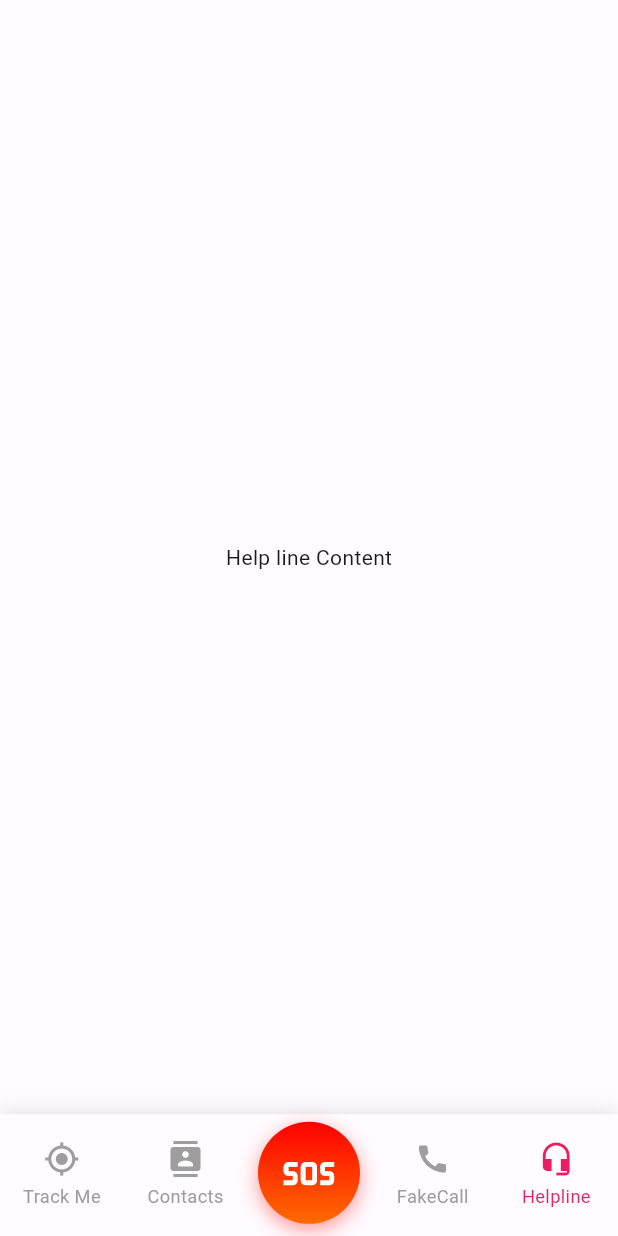
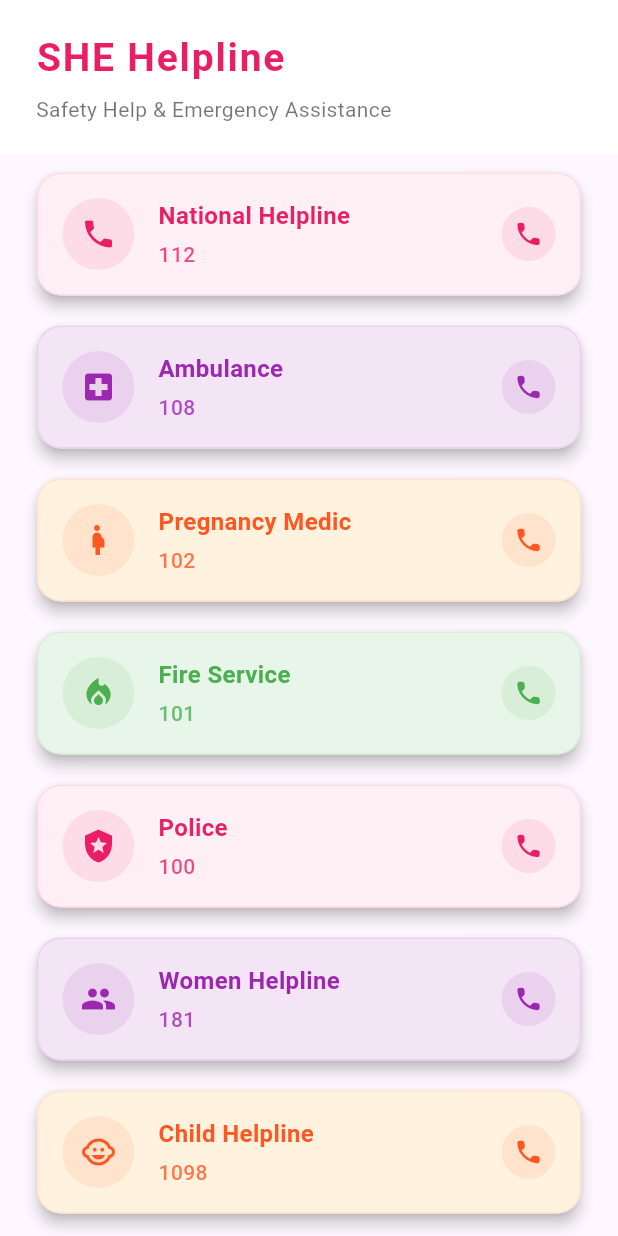
Before and after one commit to HarshasriM/everest_hackathon, a Flutter app: the HomeScreen screen opened by its route, item 5 of the bottom bar chosen, on a phone screen of 412 x 824 dp. Run offline on Flutter 3.47's test engine with Material 3 defaults, Android fonts, the phone set to English and light mode, and no system bars; our stand-ins replace animate_do, bloc, dartz, dio, equatable, flutter_bloc and 13 more; accounts and stored records are empty.

Commit message:
feature:helpline section added successfully

```diff
--- a/lib/app/app.dart
+++ b/lib/app/app.dart
@@ -1,5 +1,8 @@
 import 'package:flutter/material.dart';
 import 'package:flutter_bloc/flutter_bloc.dart';
+import 'package:everest_hackathon/features/helpline/bloc/helpline_bloc.dart';
+import 'package:everest_hackathon/features/helpline/bloc/helpline_event.dart';
+import 'package:everest_hackathon/features/helpline/helpline_screen.dart';
 import 'package:flutter_screenutil/flutter_screenutil.dart';
 import '../core/dependency_injection/di_container.dart';
 import '../core/theme/app_theme.dart';
@@ -22,6 +25,9 @@ class SHEApp extends StatelessWidget {
             BlocProvider(
               create: (_) => sl<AuthBloc>(),
             ),
+            BlocProvider(create: (context)=> HelplineBloc()..add(LoadHelplines()),
+          child: const HelplineScreen(),
+          ),
           ],
           child: MaterialApp.router(
             title: 'SHE - Safety Help Emergency',
--- /dev/null
+++ b/lib/features/helpline/bloc/helpline_bloc.dart
@@ -0,0 +1,86 @@
+import 'package:bloc/bloc.dart';
+import 'package:flutter_bloc/flutter_bloc.dart';
+import 'package:url_launcher/url_launcher.dart';
+import 'package:flutter/material.dart';
+import 'package:everest_hackathon/features/helpline/helpline_model.dart';
+
+// Add these imports for your event and state files
+import 'package:everest_hackathon/features/helpline/bloc/helpline_event.dart';
+import 'package:everest_hackathon/features/helpline/bloc/helpline_state.dart';
+
+class HelplineBloc extends Bloc<HelplineEvent, HelplineState> {
+  HelplineBloc() : super(HelplineInitial()) {
+    on<LoadHelplines>(_onLoadHelplines);
+    on<CallHelpline>(_onCallHelpline);
+  }
+
+  void _onLoadHelplines(LoadHelplines event, Emitter<HelplineState> emit) {
+    final helplines = [
+      const Helpline(
+        number: '112',
+        name: 'National Helpline',
+        icon: Icons.phone,
+        color: Color(0xFFB8E6D5),
+      ),
+      const Helpline(
+        number: '108',
+        name: 'Ambulance',
+        icon: Icons.local_hospital,
+        color: Color(0xFFB8D4F1),
+      ),
+      const Helpline(
+        number: '102',
+        name: 'Pregnancy Medic',
+        icon: Icons.pregnant_woman,
+        color: Color(0xFFFFB8D4),
+      ),
+      const Helpline(
+        number: '101',
+        name: 'Fire Service',
+        icon: Icons.local_fire_department,
+        color: Color(0xFFFFF4B8),
+      ),
+      const Helpline(
+        number: '100',
+        name: 'Police',
+        icon: Icons.local_police,
+        color: Color(0xFFB8E1F1),
+      ),
+      const Helpline(
+        number: '181',
+        name: 'Women Helpline',
+        icon: Icons.people,
+        color: Color(0xFFF4F4B8),
+      ),
+      const Helpline(
+        number: '1098',
+        name: 'Child Helpline',
+        icon: Icons.child_care,
+        color: Color(0xFFB8E8F1),
+      ),
+    ];
+
+    emit(HelplineLoaded(helplines));
+  }
+
+  Future<void> _onCallHelpline(
+      CallHelpline event, Emitter<HelplineState> emit) async {
+    try {
+      emit(HelplineCalling(event.number));
+
+      final Uri phoneUri = Uri(scheme: 'tel', path: event.number);
+
+      if (await canLaunchUrl(phoneUri)) {
+        await launchUrl(phoneUri);
+      } else {
+        emit(const HelplineError('Could not launch phone dialer'));
+      }
+
+      // Reload helplines after attempting to call
+      add(LoadHelplines());
+    } catch (e) {
+      emit(HelplineError('Error: ${e.toString()}'));
+      add(LoadHelplines());
+    }
+  }
+}
--- /dev/null
+++ b/lib/features/helpline/bloc/helpline_event.dart
@@ -0,0 +1,24 @@
+import 'package:equatable/equatable.dart';
+import 'package:everest_hackathon/features/helpline/helpline_model.dart';
+// part of 'helpline_bloc.dart';
+
+abstract class HelplineEvent extends Equatable {
+  const HelplineEvent();
+
+  @override
+  List<Object> get props => [];
+}
+
+class LoadHelplines extends HelplineEvent {
+  @override
+  List<Object> get props => [];
+}
+
+class CallHelpline extends HelplineEvent {
+  final String number;
+
+  const CallHelpline(this.number);
+
+  @override
+  List<Object> get props => [number];
+}
--- /dev/null
+++ b/lib/features/helpline/bloc/helpline_state.dart
@@ -0,0 +1,42 @@
+import 'package:equatable/equatable.dart';
+import 'package:flutter/material.dart';
+import 'package:everest_hackathon/features/helpline/helpline_model.dart';
+// part of 'helpline_bloc.dart';
+abstract class HelplineState extends Equatable {
+  const HelplineState();
+
+  @override
+  List<Object> get props => [];
+}
+
+class HelplineInitial extends HelplineState {
+  @override
+  List<Object> get props => [];
+}
+
+class HelplineLoaded extends HelplineState {
+  final List<Helpline> helplines;
+
+  const HelplineLoaded(this.helplines);
+
+  @override
+  List<Object> get props => [helplines];
+}
+
+class HelplineCalling extends HelplineState {
+  final String number;
+
+  const HelplineCalling(this.number);
+
+  @override
+  List<Object> get props => [number];
+}
+
+class HelplineError extends HelplineState {
+  final String message;
+
+  const HelplineError(this.message);
+
+  @override
+  List<Object> get props => [message];
+}
--- /dev/null
+++ b/lib/features/helpline/helpline_card.dart
@@ -0,0 +1,103 @@
+import 'package:flutter/material.dart';
+
+class HelplineCard extends StatelessWidget {
+  final String number;
+  final String name;
+  final IconData icon;
+  final Color color;
+  final Color textColor;
+  final VoidCallback onTap;
+
+  const HelplineCard({
+    Key? key,
+    required this.number,
+    required this.name,
+    required this.icon,
+    required this.color,
+    this.textColor = const Color(0xFFE91E63),
+    required this.onTap,
+  }) : super(key: key);
+
+  @override
+  Widget build(BuildContext context) {
+    return Card(
+      elevation: 4,
+      shape: RoundedRectangleBorder(
+        borderRadius: BorderRadius.circular(16),
+      ),
+      child: Container(
+        decoration: BoxDecoration(
+          color: color,
+          borderRadius: BorderRadius.circular(16),
+          border: Border.all(
+            color: textColor.withOpacity(0.1),
+            width: 1,
+          ),
+        ),
+        child: Material(
+          color: Colors.transparent,
+          child: InkWell(
+            borderRadius: BorderRadius.circular(16),
+            onTap: onTap,
+            child: Padding(
+              padding: const EdgeInsets.all(16),
+              child: Row(
+                children: [
+                  Container(
+                    padding: const EdgeInsets.all(12),
+                    decoration: BoxDecoration(
+                      color: textColor.withOpacity(0.1),
+                      shape: BoxShape.circle,
+                    ),
+                    child: Icon(
+                      icon,
+                      color: textColor,
+                      size: 24,
+                    ),
+                  ),
+                  const SizedBox(width: 16),
+                  Expanded(
+                    child: Column(
+                      crossAxisAlignment: CrossAxisAlignment.start,
+                      children: [
+                        Text(
+                          name,
+                          style: TextStyle(
+                            fontSize: 16,
+                            fontWeight: FontWeight.w600,
+                            color: textColor,
+                          ),
+                        ),
+                        const SizedBox(height: 4),
+                        Text(
+                          number,
+                          style: TextStyle(
+                            fontSize: 14,
+                            color: textColor.withOpacity(0.8),
+                            fontWeight: FontWeight.w500,
+                          ),
+                        ),
+                      ],
+                    ),
+                  ),
+                  Container(
+                    padding: const EdgeInsets.all(8),
+                    decoration: BoxDecoration(
+                      color: textColor.withOpacity(0.1),
+                      shape: BoxShape.circle,
+                    ),
+                    child: Icon(
+                      Icons.phone_rounded,
+                      color: textColor,
+                      size: 20,
+                    ),
+                  ),
+                ],
+              ),
+            ),
+          ),
+        ),
+      ),
+    );
+  }
+}
--- /dev/null
+++ b/lib/features/helpline/helpline_model.dart
@@ -0,0 +1,19 @@
+import 'package:equatable/equatable.dart';
+import 'package:flutter/material.dart';
+
+class Helpline extends Equatable {
+  final String number;
+  final String name;
+  final IconData icon;
+  final Color color;
+
+  const Helpline({
+    required this.number,
+    required this.name,
+    required this.icon,
+    required this.color,
+  });
+
+  @override
+  List<Object?> get props => [number, name, icon, color];
+}
--- /dev/null
+++ b/lib/features/helpline/helpline_screen.dart
@@ -0,0 +1,300 @@
+import 'package:flutter/material.dart';
+import 'package:flutter_bloc/flutter_bloc.dart';
+import 'package:animate_do/animate_do.dart';
+import './bloc/helpline_bloc.dart';
+import './bloc/helpline_event.dart';
+import './bloc/helpline_state.dart';
+import './helpline_card.dart';
+
+class HelplineScreen extends StatelessWidget {
+  const HelplineScreen({Key? key}) : super(key: key);
+
+  static const Color primaryColor = Color(0xFFE91E63); // Pink
+  static const Color secondaryColor = Color(0xFF9C27B0); // Purple
+  static const Color tertiaryColor = Color(0xFFFF5722); // Orange
+  static const Color backgroundColor = Color(0xFFFEF7FF);
+  static const Color surfaceColor = Color(0xFFFFFFFF);
+
+  @override
+  Widget build(BuildContext context) {
+    final size = MediaQuery.of(context).size;
+    final isLargeScreen = size.width > 600;
+
+    return Scaffold(
+      backgroundColor: backgroundColor,
+      body: LayoutBuilder(
+        builder: (context, constraints) {
+          return CustomScrollView(
+            slivers: [
+
+              SliverToBoxAdapter(
+                child: SafeArea(
+                  child: FadeInDown(
+                    duration: const Duration(milliseconds: 100),
+                    child: Container(
+                      width: double.infinity,
+                      padding: const EdgeInsets.symmetric(
+                        horizontal: 24,
+                        vertical: 20,
+                      ),
+                      color: Colors.white,
+                      child: Column(
+                        crossAxisAlignment: CrossAxisAlignment.start,
+                        children: const [
+                          Text(
+                            "SHE Helpline",
+                            style: TextStyle(
+                              color: primaryColor,
+                              fontSize: 26,
+                              fontWeight: FontWeight.bold,
+                              letterSpacing: 1.2,
+                            ),
+                          ),
+                          SizedBox(height: 6),
+                          Text(
+                            "Safety Help & Emergency Assistance",
+                            style: TextStyle(
+                              color: Colors.black54,
+                              fontSize: 14,
+                            ),
+                          ),
+                        ],
+                      ),
+                    ),
+                  ),
+                ),
+              ),
+
+              // 🌸 National Helpline Info Box
+              // SliverToBoxAdapter(
+              //   child: Center(
+              //     child: SizedBox(
+              //       width: isLargeScreen ? 600 : size.width * 0.9,
+              //       child: Container(
+              //         margin: const EdgeInsets.only(top: 20, bottom: 10),
+              //         padding: const EdgeInsets.symmetric(
+              //             horizontal: 22, vertical: 20),
+              //         decoration: BoxDecoration(
+              //           gradient: const LinearGradient(
+              //             colors: [primaryColor, secondaryColor],
+              //             begin: Alignment.topLeft,
+              //             end: Alignment.bottomRight,
+              //           ),
+              //           borderRadius: BorderRadius.circular(20),
+              //           boxShadow: [
+              //             BoxShadow(
+              //               color: primaryColor.withOpacity(0.3),
+              //               blurRadius: 15,
+              //               offset: const Offset(0, 4),
+              //             ),
+              //           ],
+              //         ),
+              //         child: Row(
+              //           children: [
+              //             const Icon(Icons.phone_in_talk_rounded,
+              //                 color: Colors.white, size: 30),
+              //             const SizedBox(width: 14),
+              //             Expanded(
+              //               child: Column(
+              //                 crossAxisAlignment: CrossAxisAlignment.start,
+              //                 children: const [
+              //                   Text(
+              //                     'National Helpline Numbers',
+              //                     style: TextStyle(
+              //                       fontSize: 18,
+              //                       fontWeight: FontWeight.w600,
+              //                       color: Colors.white,
+              //                       letterSpacing: 0.5,
+              //                     ),
+              //                   ),
+              //                   SizedBox(height: 4),
+              //                   Text(
+              //                     'Immediate assistance available',
+              //                     style: TextStyle(
+              //                       fontSize: 12,
+              //                       color: Colors.white70,
+              //                     ),
+              //                   ),
+              //                 ],
+              //               ),
+              //             ),
+              //             Container(
+              //               padding: const EdgeInsets.all(8),
+              //               decoration: BoxDecoration(
+              //                 color: Colors.white.withOpacity(0.2),
+              //                 shape: BoxShape.circle,
+              //               ),
+              //               child: const Icon(Icons.shield_rounded,
+              //                   color: Colors.white, size: 22),
+              //             ),
+              //           ],
+              //         ),
+              //       ),
+              //     ),
+              //   ),
+              // ),
+
+              // 📞 Helpline List
+              SliverPadding(
+                padding:
+                    const EdgeInsets.symmetric(horizontal: 16, vertical: 8),
+                sliver: BlocConsumer<HelplineBloc, HelplineState>(
+                  listener: (context, state) {
+                    if (state is HelplineError) {
+                      ScaffoldMessenger.of(context).showSnackBar(
+                        SnackBar(
+                          content: Row(
+                            children: [
+                              const Icon(Icons.error_outline,
+                                  color: Colors.white),
+                              const SizedBox(width: 8),
+                              Expanded(child: Text(state.message)),
+                            ],
+                          ),
+                          backgroundColor: tertiaryColor,
+                          behavior: SnackBarBehavior.floating,
+                          shape: RoundedRectangleBorder(
+                            borderRadius: BorderRadius.circular(10),
+                          ),
+                        ),
+                      );
+                    }
+                  },
+                  builder: (context, state) {
+                    if (state is HelplineLoaded) {
+                      return SliverList(
+                        delegate: SliverChildBuilderDelegate(
+                          (context, index) {
+                            final helpline = state.helplines[index];
+                            final colors = [
+                              [const Color(0xFFFFF0F6), primaryColor],
+                              [const Color(0xFFF3E5F5), secondaryColor],
+                              [const Color(0xFFFFF3E0), tertiaryColor],
+                              [const Color(0xFFE8F5E9), Colors.green],
+                            ];
+                            final colorPair = colors[index % colors.length];
+
+                            return Center(
+                              child: SizedBox(
+                                width: isLargeScreen
+                                    ? 600
+                                    : size.width * 0.9,
+                                child: FadeInUp(
+                                  delay: Duration(milliseconds: 100 * index),
+                                  duration:
+                                      const Duration(milliseconds: 600),
+                                  child: Container(
+                                    margin:
+                                        const EdgeInsets.only(bottom: 12),
+                                    child: HelplineCard(
+                                      number: helpline.number,
+                                      name: helpline.name,
+                                      icon: helpline.icon,
+                                      color: colorPair[0],
+                                      textColor: colorPair[1],
+                                      onTap: () {
+                                        context.read<HelplineBloc>().add(
+                                              CallHelpline(helpline.number),
+                                            );
+                                      },
+                                    ),
+                                  ),
+                                ),
+                              ),
+                            );
+                          },
+                          childCount: state.helplines.length,
+                        ),
+                      );
+                    }
+                    return SliverFillRemaining(
+                      child: Center(
+                        child: Column(
+                          mainAxisAlignment: MainAxisAlignment.center,
+                          children: [
+                            const CircularProgressIndicator(
+                              color: secondaryColor,
+                              strokeWidth: 3,
+                            ),
+                            const SizedBox(height: 16),
+                            Text(
+                              'Loading helplines...',
+                              style: TextStyle(
+                                color: secondaryColor.withOpacity(0.7),
+                                fontSize: 14,
+                              ),
+                            ),
+                          ],
+                        ),
+                      ),
+                    );
+                  },
+                ),
+              ),
+
+              const SliverToBoxAdapter(child: SizedBox(height: 100)),
+            ],
+          );
+        },
+      ),
+
+      // 🚨 Floating Emergency Button
+  //     floatingActionButton: ElasticIn(
+  //       duration: const Duration(milliseconds: 800),
+  //       child: SizedBox(
+  //         width: isLargeScreen ? 180 : 140,
+  //         height: isLargeScreen ? 65 : 55,
+  //         child: Container(
+  //           decoration: BoxDecoration(
+  //             gradient: const LinearGradient(
+  //               colors: [tertiaryColor, Color(0xFFFF7043)],
+  //               begin: Alignment.topLeft,
+  //               end: Alignment.bottomRight,
+  //             ),
+  //             borderRadius: BorderRadius.circular(40),
+  //             boxShadow: [
+  //               BoxShadow(
+  //                 color: tertiaryColor.withOpacity(0.4),
+  //                 blurRadius: 15,
+  //                 offset: const Offset(0, 6),
+  //               ),
+  //             ],
+  //           ),
+  //           child: Material(
+  //             color: Colors.transparent,
+  //             child: InkWell(
+  //               borderRadius: BorderRadius.circular(40),
+  //               onTap: () {
+  //                 context
+  //                     .read<HelplineBloc>()
+  //                     .add(const CallHelpline('112'));
+  //               },
+  //               child: Row(
+  //                 mainAxisAlignment: MainAxisAlignment.center,
+  //                 children: [
+  //                   const Icon(Icons.emergency_rounded,
+  //                       color: Colors.white, size: 24),
+  //                   const SizedBox(width: 8),
+  //                   Text(
+  //                     'EMERGENCY',
+  //                     style: TextStyle(
+  //                       color: Colors.white,
+  //                       fontWeight: FontWeight.bold,
+  //                       fontSize: isLargeScreen ? 14 : 12,
+  //                       letterSpacing: 0.5,
+  //                     ),
+  //                   ),
+  //                 ],
+  //               ),
+  //             ),
+  //           ),
+  //         ),
+  //       ),
+  //     ),
+  //     floatingActionButtonLocation:
+  //         FloatingActionButtonLocation.centerFloat,
+  //   );
+  // }
+    );
+  }
+}
--- a/lib/features/home/presentation/home_screen.dart
+++ b/lib/features/home/presentation/home_screen.dart
@@ -93,6 +93,9 @@ class _HomeScreenState extends State<HomeScreen> {
         //   // Profile
         //   context.push(AppRoutes.profile);
         // } else {
+         if(screenIndex ==4){
+          context.push(AppRoutes.helpline);
+        }
         setState(() => _selectedIndex = screenIndex);
         // }
       },
--- a/lib/routes/app_router.dart
+++ b/lib/routes/app_router.dart
@@ -1,4 +1,10 @@
 import 'package:everest_hackathon/features/chat/presentation/chat_screen.dart';
+import 'package:everest_hackathon/features/helpline/bloc/helpline_bloc.dart';
+// import 'package:everest_hackathon/features/fake_call/bloc/fake_call_bloc.dart';
+// import 'package:everest_hackathon/features/fake_call/presentations/fake_call_input_screen.dart';
+// import 'package:everest_hackathon/features/fake_call/presentations/fake_call_screen.dart';
+// import 'package:everest_hackathon/features/fake_call/presentations/incoming_call_screen.dart';
+import 'package:everest_hackathon/features/helpline/helpline_screen.dart';
 import 'package:flutter/material.dart';
 import 'package:flutter_bloc/flutter_bloc.dart';
 import 'package:go_router/go_router.dart';
@@ -59,12 +65,61 @@ class AppRouter {
           child: const ProfileSetupScreen(),
         ),
       ),
+
+      //fake call
+//        GoRoute(
+//         path: AppRoutes.fake,
+//         builder: (context, state) => BlocProvider.value(
+//           value: FakeCallBloc(),
+//           child:  FakeCallScreen(),
+//         ),
+//       ),
+//       GoRoute(
+//   path: AppRoutes.incoming,
+//   builder: (context, state) {
+//     final bloc = state.extra as FakeCallBloc;
+//     return BlocProvider.value(
+//       value: bloc,
+//       child: const IncomingCallScreen(),
+//     );
+//   },
+// ),
+//helpline
+// GoRoute(
+//         path: AppRoutes.helpline,
+//         builder: (context, state) => BlocProvider.value(
+//           value: FakeCallBloc(),
+//           child:  HelplineScreen(),
+//         ),
+//       ),
+  //helpline
+// GoRoute(
+//         path: AppRoutes.helpline,
+//         builder: (context, state) => BlocProvider.value(
+//           // value: FakeCallBloc()
+//           child:  HelplineScreen(),
+//         ),
+//       ),
+      GoRoute(
+        path: AppRoutes.helpline,
+        builder: (context, state) => HelplineScreen(),
+
+      ),
+
+
+        // Nested routes
+
       // Nested routes
+
       GoRoute(
         path: AppRoutes.helpSupport,
         builder: (context, state) =>
             const ChatScreen(apiKey: "AIzaSyBuB3oUOwBsxhkxrgN-TmAJ3Kild-V9LjQ"),
       ),
+      // GoRoute(
+      //   path: AppRoutes.fakecallInput,
+      //   builder:(context,state) => FakeCallInputScreen()
+      // ),
       GoRoute(
         path: AppRoutes.sos,
         builder: (context, state) => const SosScreen(),
--- a/lib/routes/app_routes.dart
+++ b/lib/routes/app_routes.dart
@@ -11,4 +11,9 @@ class AppRoutes {
   static const String emergencyContacts = '/emergency-contacts';
   static const String safetyTips = '/safety-tips';
   static const String helpSupport = '/help-support';
+  static const String fake = '/fake-call';
+  static const String incoming='/incoming';
+  static const String fakecallInput="fake/input";
+  static const String helpline="/helpline";
+
 }
--- a/pubspec.yaml
+++ b/pubspec.yaml
@@ -57,6 +57,7 @@ dependencies:
   connectivity_plus: ^6.1.0
   json_annotation: ^4.9.0
   flutter_contacts: ^1.1.9+2
+  animate_do: ^3.3.4
 
 dev_dependencies:
   flutter_test:
```
